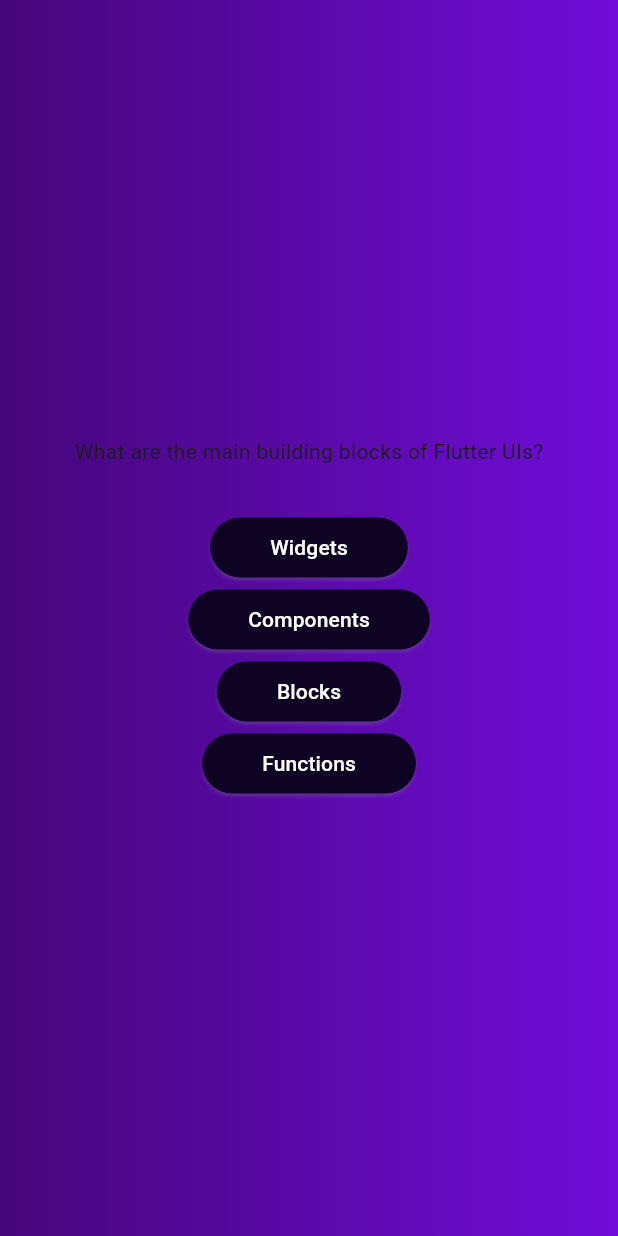
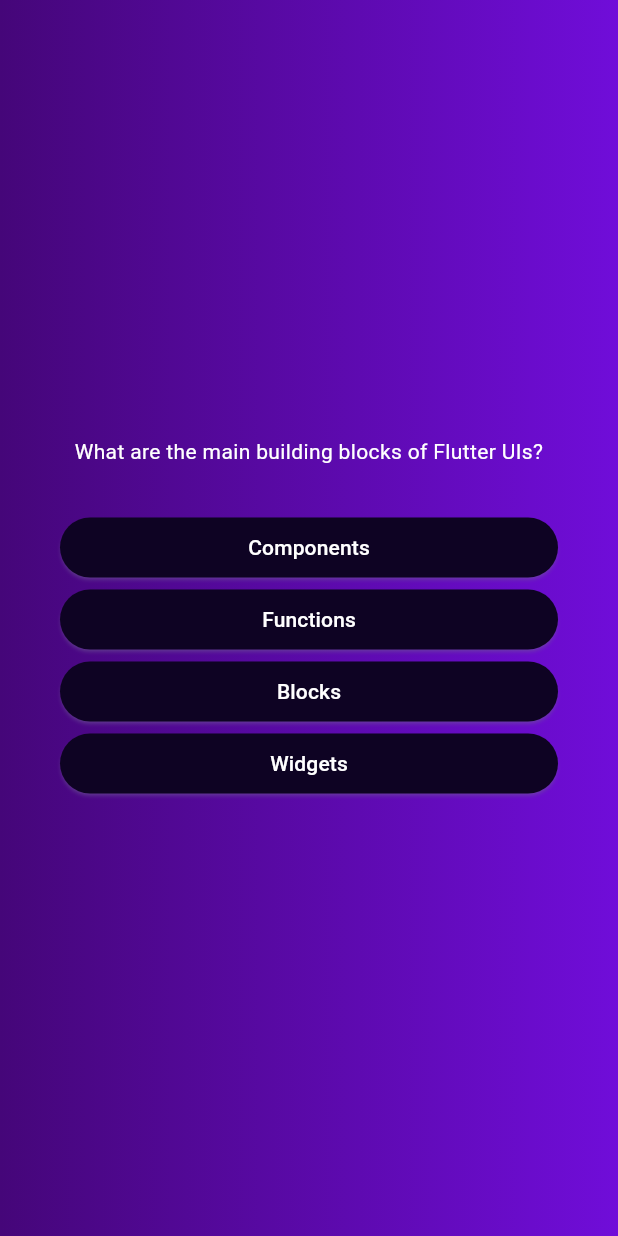
Before and after one commit to ttancter1303/quiz_app-flutter-, a Flutter app: the screen it shows after launch, after a tap on "Start Quiz", on a phone screen of 412 x 824 dp. Run offline on Flutter 3.47's test engine with Material 3 defaults, Android fonts, the phone set to English and light mode, and no system bars.

Commit message:
daily commit

```diff
--- a/lib/models/quiz_question.dart
+++ b/lib/models/quiz_question.dart
@@ -2,4 +2,10 @@
   const QuizQuestion(this.text, this.answers);
   final String text;
   final List<String> answers;
+
+  List<String> shuffledAnswers(){
+    final shuffleList = List.of(answers);
+    shuffleList.shuffle();
+    return shuffleList;
+  }
 }
--- a/lib/questions_screen.dart
+++ b/lib/questions_screen.dart
@@ -18,16 +18,25 @@
 
     return SizedBox(
       width: double.infinity,
+      child: Container(
+        margin: const EdgeInsets.all(40),
         child: Column(
           mainAxisAlignment: MainAxisAlignment.center,
+          crossAxisAlignment: CrossAxisAlignment.stretch,
           children: [
-          Text(currentQuestion.text),
+            Text(currentQuestion.text,
+                style: const TextStyle(
+                  color: Colors.white,
+                ),
+              textAlign: TextAlign.center,
+            ),
             const SizedBox(height: 30),
-          ...currentQuestion.answers.map((answer) {
+            ...currentQuestion.shuffledAnswers().map((answer) {
               return AnswerButton(answerText: answer, onTap: () {});
             })
           ],
         ),
+      ),
     );
   }
 }
```
Lines whose indentation alone changed are shown as unchanged.
